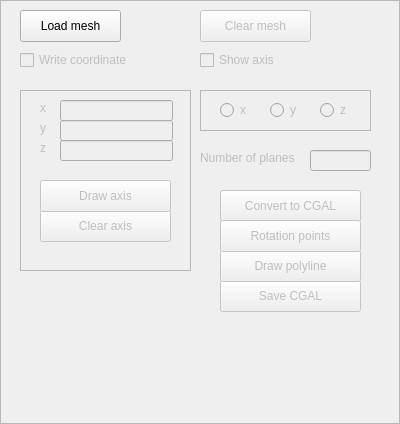
Before: the Qt Designer form drawmanager.ui in alessandroTola/CG3LabBase, drawn with Qt 5.
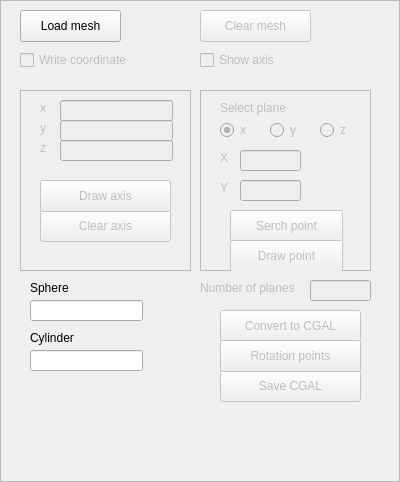
After: the same form once the commit is applied.

Commit message: Select rotation axis

What changed in the file:
```diff
--- a/drawmanager.ui
+++ b/drawmanager.ui
@@ -7,7 +7,7 @@
     <x>0</x>
     <y>0</y>
     <width>400</width>
-    <height>424</height>
+    <height>482</height>
    </rect>
   </property>
   <property name="windowTitle">
@@ -39,7 +39,7 @@
    <property name="geometry">
     <rect>
      <x>200</x>
-     <y>150</y>
+     <y>280</y>
      <width>111</width>
      <height>16</height>
     </rect>
@@ -55,7 +55,7 @@
    <property name="geometry">
     <rect>
      <x>310</x>
-     <y>150</y>
+     <y>280</y>
      <width>61</width>
      <height>21</height>
     </rect>
@@ -68,7 +68,7 @@
    <property name="geometry">
     <rect>
      <x>220</x>
-     <y>190</y>
+     <y>310</y>
      <width>141</width>
      <height>32</height>
     </rect>
@@ -84,7 +84,7 @@
    <property name="geometry">
     <rect>
      <x>220</x>
-     <y>280</y>
+     <y>370</y>
      <width>141</width>
      <height>32</height>
     </rect>
@@ -102,7 +102,7 @@
      <x>200</x>
      <y>90</y>
      <width>171</width>
-     <height>41</height>
+     <height>181</height>
     </rect>
    </property>
    <property name="frameShape">
@@ -118,7 +118,7 @@
     <property name="geometry">
      <rect>
       <x>20</x>
-      <y>10</y>
+      <y>30</y>
       <width>31</width>
       <height>20</height>
      </rect>
@@ -126,6 +126,9 @@
     <property name="text">
      <string>x</string>
     </property>
+    <property name="checked">
+     <bool>true</bool>
+    </property>
    </widget>
    <widget class="QRadioButton" name="yAxis">
     <property name="enabled">
@@ -134,7 +137,7 @@
     <property name="geometry">
      <rect>
       <x>70</x>
-      <y>10</y>
+      <y>30</y>
       <width>31</width>
       <height>20</height>
      </rect>
@@ -150,7 +153,7 @@
     <property name="geometry">
      <rect>
       <x>120</x>
-      <y>10</y>
+      <y>30</y>
       <width>31</width>
       <height>20</height>
      </rect>
@@ -159,6 +162,100 @@
      <string>z</string>
     </property>
    </widget>
+   <widget class="QLineEdit" name="xCoord">
+    <property name="geometry">
+     <rect>
+      <x>40</x>
+      <y>60</y>
+      <width>61</width>
+      <height>21</height>
+     </rect>
+    </property>
+   </widget>
+   <widget class="QLineEdit" name="yCoord">
+    <property name="geometry">
+     <rect>
+      <x>40</x>
+      <y>90</y>
+      <width>61</width>
+      <height>21</height>
+     </rect>
+    </property>
+   </widget>
+   <widget class="QLabel" name="xLabel">
+    <property name="enabled">
+     <bool>false</bool>
+    </property>
+    <property name="geometry">
+     <rect>
+      <x>20</x>
+      <y>60</y>
+      <width>21</width>
+      <height>16</height>
+     </rect>
+    </property>
+    <property name="text">
+     <string>X</string>
+    </property>
+   </widget>
+   <widget class="QLabel" name="yLabel">
+    <property name="enabled">
+     <bool>false</bool>
+    </property>
+    <property name="geometry">
+     <rect>
+      <x>20</x>
+      <y>90</y>
+      <width>21</width>
+      <height>16</height>
+     </rect>
+    </property>
+    <property name="text">
+     <string>Y</string>
+    </property>
+   </widget>
+   <widget class="QLabel" name="selectLabel">
+    <property name="enabled">
+     <bool>false</bool>
+    </property>
+    <property name="geometry">
+     <rect>
+      <x>20</x>
+      <y>10</y>
+      <width>131</width>
+      <height>16</height>
+     </rect>
+    </property>
+    <property name="text">
+     <string>Select plane</string>
+    </property>
+   </widget>
+   <widget class="QPushButton" name="serchPoint">
+    <property name="geometry">
+     <rect>
+      <x>30</x>
+      <y>120</y>
+      <width>113</width>
+      <height>32</height>
+     </rect>
+    </property>
+    <property name="text">
+     <string>Serch point</string>
+    </property>
+   </widget>
+   <widget class="QPushButton" name="pushButton">
+    <property name="geometry">
+     <rect>
+      <x>30</x>
+      <y>150</y>
+      <width>113</width>
+      <height>32</height>
+     </rect>
+    </property>
+    <property name="text">
+     <string>Draw point</string>
+    </property>
+   </widget>
   </widget>
   <widget class="QFrame" name="coordinate">
    <property name="enabled">
@@ -330,22 +427,6 @@
     <string>Show axis</string>
    </property>
   </widget>
-  <widget class="QPushButton" name="drawPolyline">
-   <property name="enabled">
-    <bool>false</bool>
-   </property>
-   <property name="geometry">
-    <rect>
-     <x>220</x>
-     <y>250</y>
-     <width>141</width>
-     <height>32</height>
-    </rect>
-   </property>
-   <property name="text">
-    <string>Draw polyline</string>
-   </property>
-  </widget>
   <widget class="QPushButton" name="rotationAxis">
    <property name="enabled">
     <bool>false</bool>
@@ -353,7 +434,7 @@
    <property name="geometry">
     <rect>
      <x>220</x>
-     <y>220</y>
+     <y>340</y>
      <width>141</width>
      <height>32</height>
     </rect>
@@ -378,6 +459,52 @@
     <string>Clear mesh</string>
    </property>
   </widget>
+  <widget class="QLineEdit" name="sphere">
+   <property name="geometry">
+    <rect>
+     <x>30</x>
+     <y>300</y>
+     <width>113</width>
+     <height>21</height>
+    </rect>
+   </property>
+  </widget>
+  <widget class="QLabel" name="Sphere">
+   <property name="geometry">
+    <rect>
+     <x>30</x>
+     <y>280</y>
+     <width>60</width>
+     <height>16</height>
+    </rect>
+   </property>
+   <property name="text">
+    <string>Sphere</string>
+   </property>
+  </widget>
+  <widget class="QLabel" name="Cylinder">
+   <property name="geometry">
+    <rect>
+     <x>30</x>
+     <y>330</y>
+     <width>60</width>
+     <height>16</height>
+    </rect>
+   </property>
+   <property name="text">
+    <string>Cylinder</string>
+   </property>
+  </widget>
+  <widget class="QLineEdit" name="cylinder">
+   <property name="geometry">
+    <rect>
+     <x>30</x>
+     <y>350</y>
+     <width>113</width>
+     <height>21</height>
+    </rect>
+   </property>
+  </widget>
   <zorder>coordinate</zorder>
   <zorder>selectAxis</zorder>
   <zorder>loadMesh</zorder>
```
Left out of the diff: 15 changed lines with no effect on the pictures. The commit also changes 6 other files.
